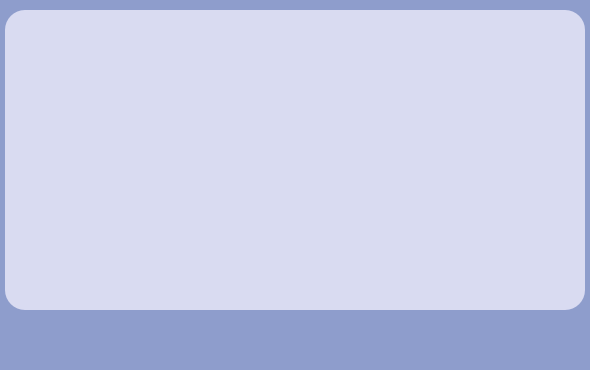
This is PatientMonitor/healthypatients.ui in maxnevermo/KURSOVA as Qt 5 draws it before an edit. The edited form follows.
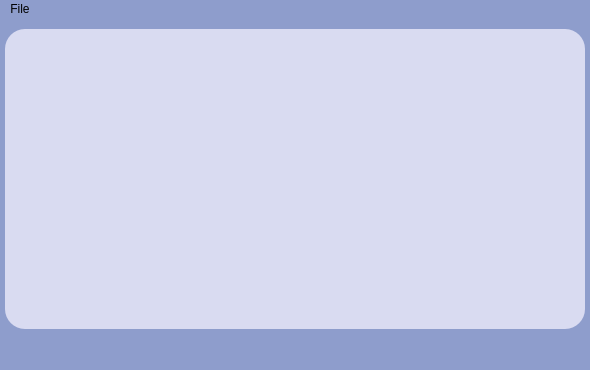
This is the edited form.

```diff
--- a/PatientMonitor/healthypatients.ui
+++ b/PatientMonitor/healthypatients.ui
@@ -63,6 +63,13 @@
      <height>21</height>
     </rect>
    </property>
+   <widget class="QMenu" name="fileMenu">
+    <property name="title">
+     <string>File</string>
+    </property>
+    <addaction name="actionWrite_to_file"/>
+   </widget>
+   <addaction name="fileMenu"/>
   </widget>
   <widget class="QStatusBar" name="statusbar"/>
  </widget>
```
Left out of the diff: 5 changed lines with no effect on the pictures.
